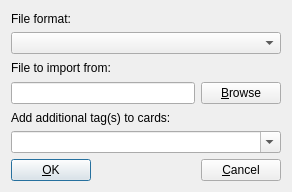
This is mnemosyne/mnemosyne/pyqt_ui/import_dlg.ui in mnemosyne-proj/mnemosyne as Qt 5 draws it before an edit. The edited form follows.
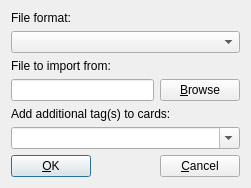
This is the edited form.

```diff
--- a/mnemosyne/mnemosyne/pyqt_ui/import_dlg.ui
+++ b/mnemosyne/mnemosyne/pyqt_ui/import_dlg.ui
@@ -6,8 +6,8 @@
    <rect>
     <x>0</x>
     <y>0</y>
-    <width>292</width>
-    <height>192</height>
+    <width>251</width>
+    <height>185</height>
    </rect>
   </property>
   <property name="windowTitle">
```
Left out of the diff: 6 changed lines with no effect on the pictures.
